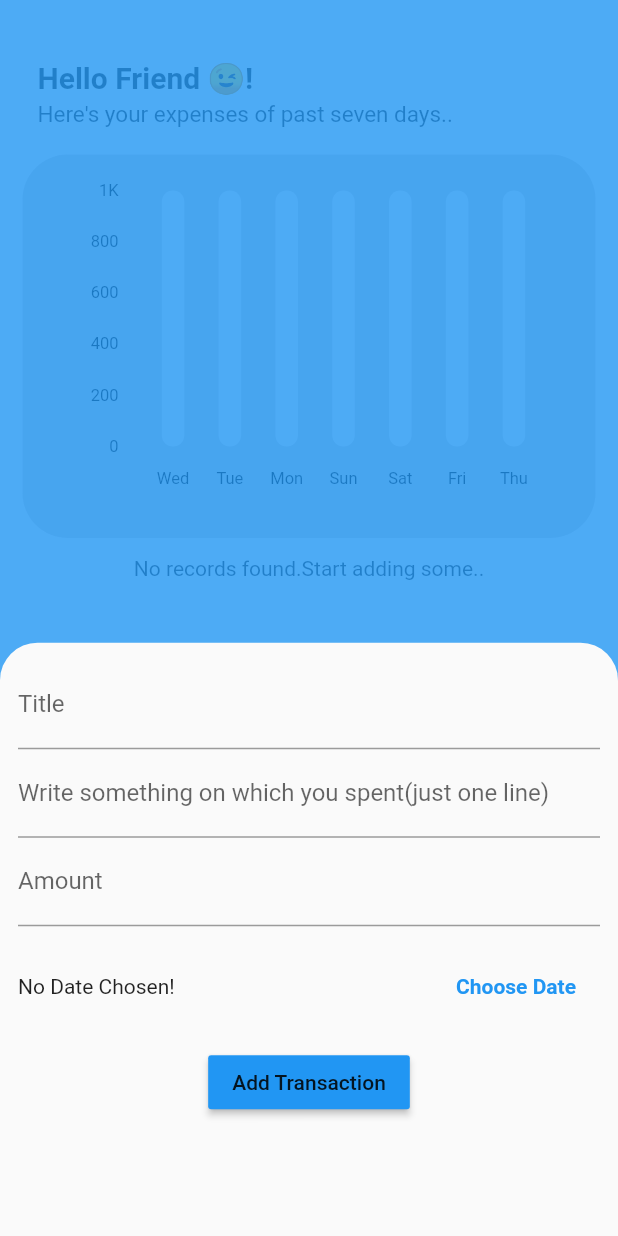
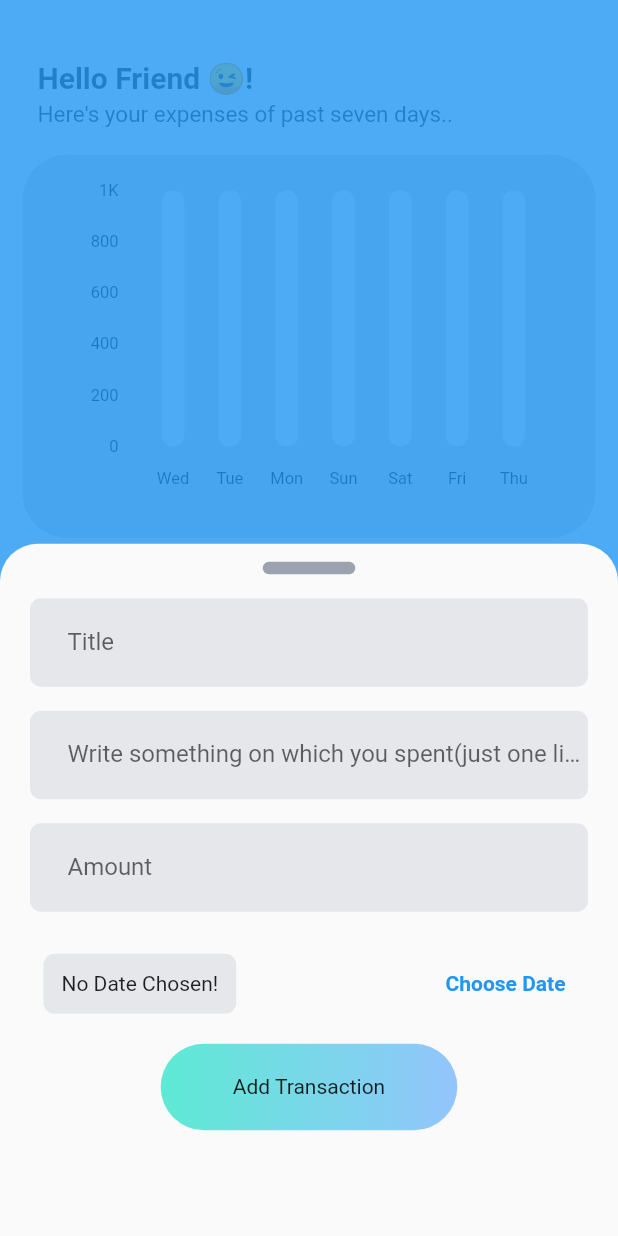
Before and after one commit to suvakanta1808/expenses-tracker, a Flutter app: the screen it shows after launch, after a tap on the "add" icon, on a phone screen of 412 x 824 dp. Run offline on Flutter 3.47's test engine with Material 2 defaults, Android fonts, the phone set to English and light mode, and no system bars; drawn by our look-alikes of fl_chart, velocity_x; our stand-ins replace shared_preferences, sqflite; accounts and stored records are empty.

Commit message:
changed formfield style

```diff
--- a/lib/widgets/form.dart
+++ b/lib/widgets/form.dart
@@ -64,31 +64,45 @@ class _CollecingFormState extends State<CollecingForm> {
   @override
   Widget build(BuildContext context) {
     return [
+      VxBox()
+          .gray400
+          .roundedLg
+          .make()
+          .h1(context)
+          .w15(context)
+          .pOnly(bottom: 8),
       TextField(
-        decoration: InputDecoration(labelText: 'Title'),
+        decoration:
+            InputDecoration(labelText: 'Title', border: InputBorder.none),
         controller: _titleController,
-      ),
+      ).pOnly(left: 25).box.gray200.roundedSM.make().p8(),
       TextField(
         decoration: InputDecoration(
-            labelText: 'Write something on which you spent(just one line)'),
+            labelText: 'Write something on which you spent(just one line)',
+            border: InputBorder.none),
         controller: _descController,
-      ),
+      ).pOnly(left: 25).box.gray200.roundedSM.make().p8(),
       TextField(
-        decoration: InputDecoration(labelText: 'Amount'),
+        decoration:
+            InputDecoration(labelText: 'Amount', border: InputBorder.none),
         controller: _amountController,
         keyboardType: TextInputType.number,
-      ),
+      ).pOnly(left: 25).box.gray200.roundedSM.make().p8(),
       Container(
-        height: 80,
-        child: Row(
-          children: <Widget>[
-            Expanded(
-              child: Text(_selectedDate == DateTime(0, 0, 0, 0)
-                  ? 'No Date Chosen!'
-                  : 'Picked Date : ${_selectedDate.day}-' +
-                      '${_selectedDate.month}-' +
-                      '${_selectedDate.year}'),
-            ),
+          height: 80,
+          child: [
+            Text(_selectedDate == DateTime(0, 0, 0, 0)
+                    ? 'No Date Chosen!'
+                    : 'Picked Date : ${_selectedDate.day}-' +
+                        '${_selectedDate.month}-' +
+                        '${_selectedDate.year}')
+                .p12()
+                .box
+                .gray200
+                .roundedSM
+                .make()
+                .pOnly(left: 10),
+            WidthBox(MediaQuery.of(context).size.width * 0.3),
             FlatButton(
               textColor: Theme.of(context).primaryColor,
               onPressed: _presentDatePicker,
@@ -97,14 +111,17 @@ class _CollecingFormState extends State<CollecingForm> {
                 style: TextStyle(fontWeight: FontWeight.bold),
               ),
             ),
-          ],
-        ),
-      ),
-      RaisedButton(
-        child: Text('Add Transaction'),
-        onPressed: () => _dataSubmit(context),
-        color: Theme.of(context).primaryColor,
-      ),
-    ].vStack().p12().box.make().h48(context).wFull(context).scrollVertical();
+          ].hStack(alignment: MainAxisAlignment.spaceBetween)),
+      'Add Transaction'
+          .text
+          .makeCentered()
+          .p12()
+          .box
+          .linearGradient([Vx.teal300, Vx.blue300])
+          .roundedLg
+          .make()
+          .w48(context)
+          .h(MediaQuery.of(context).size.height * 0.07),
+    ].vStack().p12().box.make().h56(context).wFull(context).scrollVertical();
   }
 }
```
